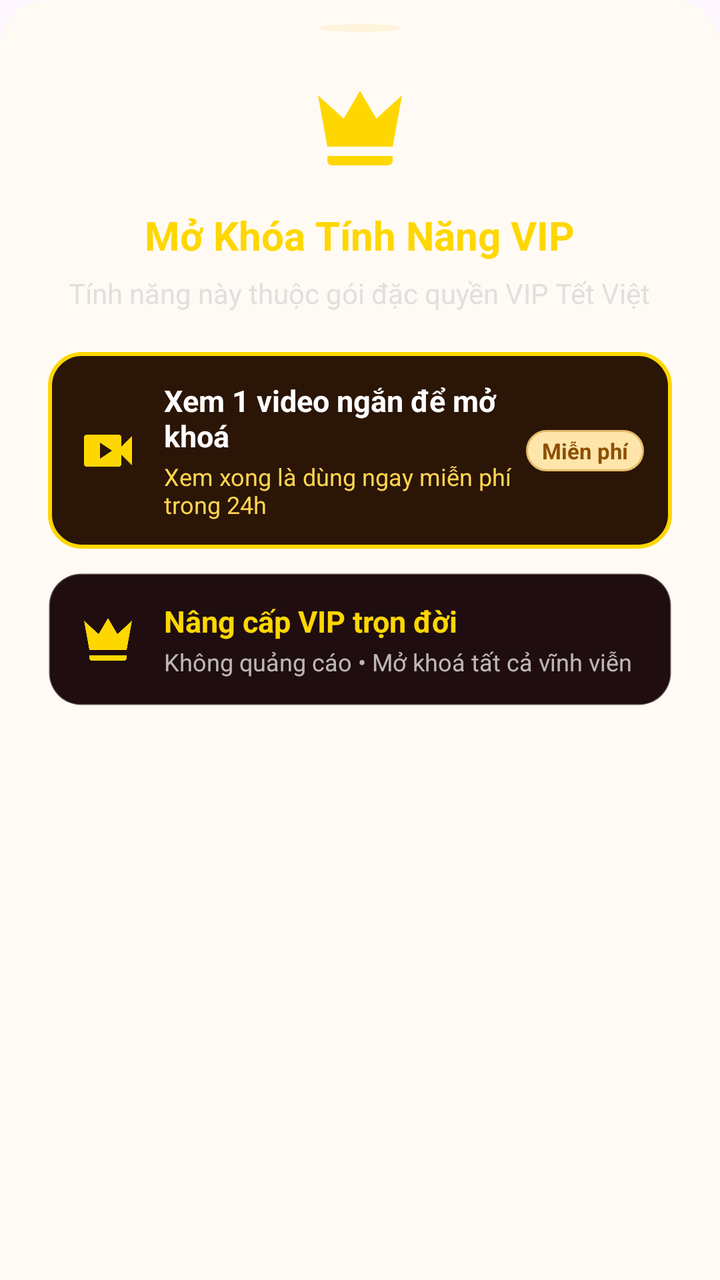
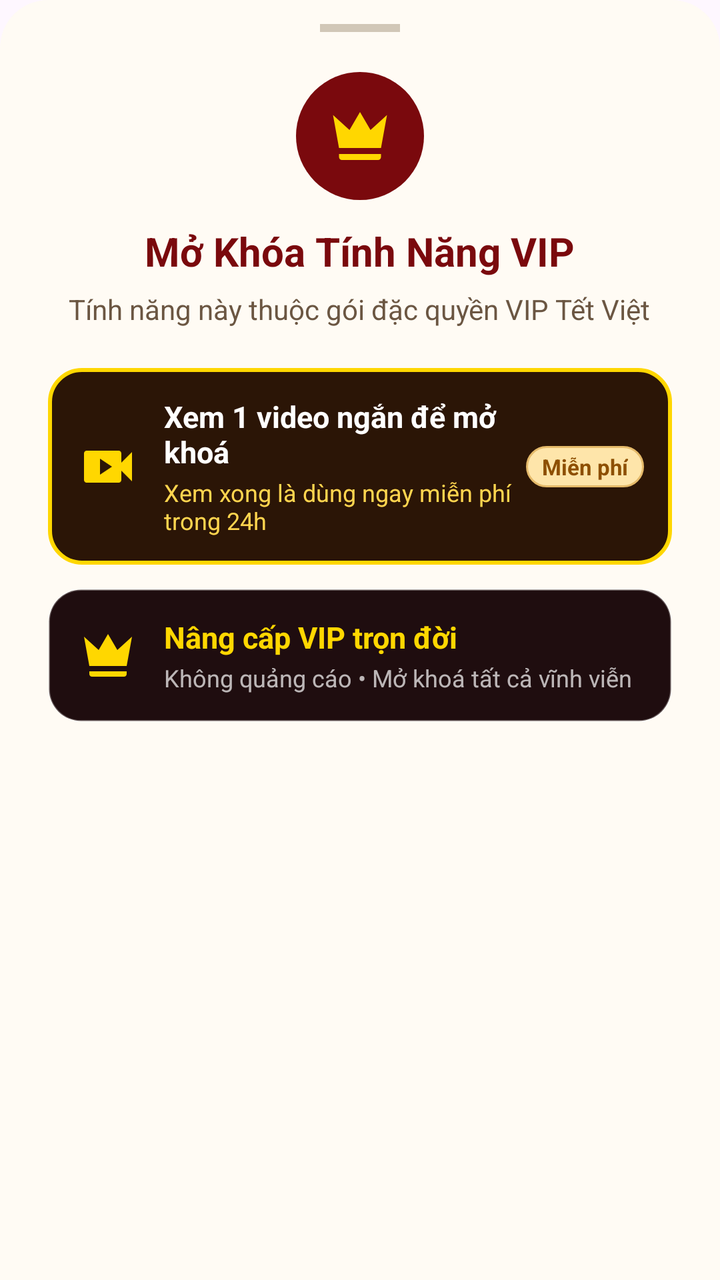

Before-and-after screenshots of an Android layout around one commit, followed by the original layout XML and the change that was made.
<!-- AndroidManifest.xml: application theme Theme.TetViet -->
<!-- res/layout/dialog_unlock_vip_feature.xml -->
<?xml version="1.0" encoding="utf-8"?>
<LinearLayout xmlns:android="http://schemas.android.com/apk/res/android"
    xmlns:app="http://schemas.android.com/apk/res-auto"
    android:layout_width="match_parent"
    android:layout_height="wrap_content"
    android:background="@drawable/bg_bottom_sheet_dialog"
    android:gravity="center_horizontal"
    android:orientation="vertical"
    android:paddingHorizontal="24dp"
    android:paddingTop="12dp"
    android:paddingBottom="28dp">

    
    <View
        android:layout_width="40dp"
        android:layout_height="4dp"
        android:layout_marginBottom="16dp"
        android:background="@drawable/bg_indicator_inactive" />

    
    <ImageView
        android:id="@+id/iv_unlock_icon"
        android:layout_width="56dp"
        android:layout_height="56dp"
        android:layout_marginTop="4dp"
        android:src="@drawable/ic_vip_crown" />

    <TextView
        android:id="@+id/tv_unlock_title"
        android:layout_width="wrap_content"
        android:layout_height="wrap_content"
        android:layout_marginTop="12dp"
        android:gravity="center"
        android:text="@string/dialog_unlock_vip_title"
        android:textColor="#FFD700"
        android:textSize="20sp"
        android:textStyle="bold" />

    <TextView
        android:id="@+id/tv_unlock_feature_name"
        android:layout_width="wrap_content"
        android:layout_height="wrap_content"
        android:layout_marginTop="6dp"
        android:gravity="center"
        android:text="@string/dialog_unlock_vip_subtitle"
        android:textColor="#E0E0E0"
        android:textSize="14sp" />

    
    <androidx.constraintlayout.widget.ConstraintLayout
        android:id="@+id/btn_watch_ad_unlock"
        android:layout_width="match_parent"
        android:layout_height="wrap_content"
        android:layout_marginTop="20dp"
        android:background="@drawable/bg_vip_card_gold"
        android:clickable="true"
        android:focusable="true"
        android:foreground="?attr/selectableItemBackground"
        android:padding="14dp">

        <ImageView
            android:id="@+id/iv_ad_icon"
            android:layout_width="32dp"
            android:layout_height="32dp"
            android:src="@drawable/ic_video_ad"
            app:layout_constraintBottom_toBottomOf="parent"
            app:layout_constraintStart_toStartOf="parent"
            app:layout_constraintTop_toTopOf="parent" />

        <LinearLayout
            android:layout_width="0dp"
            android:layout_height="wrap_content"
            android:layout_marginStart="12dp"
            android:orientation="vertical"
            app:layout_constraintBottom_toBottomOf="parent"
            app:layout_constraintEnd_toStartOf="@+id/badge_ad_free"
            app:layout_constraintStart_toEndOf="@+id/iv_ad_icon"
            app:layout_constraintTop_toTopOf="parent">

            <TextView
                android:layout_width="wrap_content"
                android:layout_height="wrap_content"
                android:text="@string/btn_watch_ad_unlock_title"
                android:textColor="#FFFFFF"
                android:textSize="15sp"
                android:textStyle="bold" />

            <TextView
                android:layout_width="wrap_content"
                android:layout_height="wrap_content"
                android:layout_marginTop="2dp"
                android:text="@string/btn_watch_ad_unlock_desc"
                android:textColor="#FFD54F"
                android:textSize="12sp" />
        </LinearLayout>

        <TextView
            android:id="@+id/badge_ad_free"
            android:layout_width="wrap_content"
            android:layout_height="wrap_content"
            android:background="@drawable/bg_badge_gold"
            android:paddingHorizontal="8dp"
            android:paddingVertical="3dp"
            android:text="@string/badge_free"
            android:textColor="#8D4F00"
            android:textSize="11sp"
            android:textStyle="bold"
            app:layout_constraintBottom_toBottomOf="parent"
            app:layout_constraintEnd_toEndOf="parent"
            app:layout_constraintTop_toTopOf="parent" />
    </androidx.constraintlayout.widget.ConstraintLayout>

    
    <androidx.constraintlayout.widget.ConstraintLayout
        android:id="@+id/btn_go_vip"
        android:layout_width="match_parent"
        android:layout_height="wrap_content"
        android:layout_marginTop="12dp"
        android:background="@drawable/bg_vip_card_unselected"
        android:clickable="true"
        android:focusable="true"
        android:foreground="?attr/selectableItemBackground"
        android:padding="14dp">

        <ImageView
            android:id="@+id/iv_crown_icon"
            android:layout_width="32dp"
            android:layout_height="32dp"
            android:src="@drawable/ic_vip_crown"
            app:layout_constraintBottom_toBottomOf="parent"
            app:layout_constraintStart_toStartOf="parent"
            app:layout_constraintTop_toTopOf="parent" />

        <LinearLayout
            android:layout_width="0dp"
            android:layout_height="wrap_content"
            android:layout_marginStart="12dp"
            android:orientation="vertical"
            app:layout_constraintBottom_toBottomOf="parent"
            app:layout_constraintEnd_toEndOf="parent"
            app:layout_constraintStart_toEndOf="@+id/iv_crown_icon"
            app:layout_constraintTop_toTopOf="parent">

            <TextView
                android:layout_width="wrap_content"
                android:layout_height="wrap_content"
                android:text="@string/btn_upgrade_vip_title"
                android:textColor="#FFD700"
                android:textSize="15sp"
                android:textStyle="bold" />

            <TextView
                android:layout_width="wrap_content"
                android:layout_height="wrap_content"
                android:layout_marginTop="2dp"
                android:text="@string/btn_upgrade_vip_desc"
                android:textColor="#B3FFFFFF"
                android:textSize="12sp" />
        </LinearLayout>
    </androidx.constraintlayout.widget.ConstraintLayout>

</LinearLayout>
<!-- resources referenced by this layout -->
<resources>
  <!-- drawable bg_badge_gold (drawable) -->
  <?xml version="1.0" encoding="utf-8"?>
  <shape xmlns:android="http://schemas.android.com/apk/res/android"
      android:shape="rectangle">
      <corners android:radius="10dp" />
      <solid android:color="#FEE5AA" />
      <stroke
          android:width="1dp"
          android:color="#E5BA6A" />
  </shape>
  <!-- drawable bg_bottom_sheet_dialog (drawable) -->
  <?xml version="1.0" encoding="utf-8"?>
  <shape xmlns:android="http://schemas.android.com/apk/res/android"
      android:shape="rectangle">
      <solid android:color="#FFFBF4" />
      <corners
          android:topLeftRadius="24dp"
          android:topRightRadius="24dp" />
  </shape>
  <!-- drawable bg_indicator_inactive (drawable) -->
  <?xml version="1.0" encoding="utf-8"?>
  <shape xmlns:android="http://schemas.android.com/apk/res/android"
      android:shape="oval">
      <solid android:color="#55FEE5AA" />
  </shape>
  <!-- drawable bg_vip_card_gold (drawable) -->
  <?xml version="1.0" encoding="utf-8"?>
  <shape xmlns:android="http://schemas.android.com/apk/res/android"
      android:shape="rectangle">
      <corners android:radius="16dp" />
      <solid android:color="#2B1506" />
      <stroke
          android:width="2dp"
          android:color="#FFD700" />
  </shape>
  <!-- drawable bg_vip_card_unselected (drawable) -->
  <?xml version="1.0" encoding="utf-8"?>
  <shape xmlns:android="http://schemas.android.com/apk/res/android"
      android:shape="rectangle">
      <corners android:radius="16dp" />
      <solid android:color="#1F0D0F" />
      <stroke
          android:width="1dp"
          android:color="#4DFFFFFF" />
  </shape>
  <!-- drawable ic_video_ad (drawable) -->
  <vector xmlns:android="http://schemas.android.com/apk/res/android"
      android:width="24dp"
      android:height="24dp"
      android:viewportWidth="24"
      android:viewportHeight="24">
      <path
          android:fillColor="#FFD700"
          android:pathData="M17,10.5V7C17,6.45 16.55,6 16,6H4C3.45,6 3,6.45 3,7V17C3,17.55 3.45,18 4,18H16C16.55,18 17,17.55 17,17V13.5L21,17.5V6.5L17,10.5M9,15V9L13.5,12L9,15Z" />
  </vector>
  <!-- drawable ic_vip_crown (drawable) -->
  <vector xmlns:android="http://schemas.android.com/apk/res/android"
      android:width="24dp"
      android:height="24dp"
      android:viewportWidth="24"
      android:viewportHeight="24">
      <path
          android:fillColor="#FFD700"
          android:pathData="M5,16L3,5L8.5,10L12,4L15.5,10L21,5L19,16H5M19,19C19,19.55 18.55,20 18,20H6C5.45,20 5,19.55 5,19V18H19V19Z" />
  </vector>
  <string name="badge_free">Miễn phí</string>
  <string name="btn_upgrade_vip_desc">Không quảng cáo • Mở khoá tất cả vĩnh viễn</string>
  <string name="btn_upgrade_vip_title">Nâng cấp VIP trọn đời</string>
  <string name="btn_watch_ad_unlock_desc">Xem xong là dùng ngay miễn phí trong 24h</string>
  <string name="btn_watch_ad_unlock_title">Xem 1 video ngắn để mở khoá</string>
  <string name="dialog_unlock_vip_subtitle">Tính năng này thuộc gói đặc quyền VIP Tết Việt</string>
  <string name="dialog_unlock_vip_title">Mở Khóa Tính Năng VIP</string>
  <style name="Theme.TetViet" parent="Base.Theme.TetViet" />
  <color name="tet_red_primary">#8A000A</color>
  <color name="tet_gold">#E5B867</color>
  <!-- unchanged entries left out for length: 1 -->
</resources>

<!-- the commit's change to res/layout/dialog_unlock_vip_feature.xml (unified diff, before → after) -->
@@ -10,19 +10,19 @@
     android:paddingTop="12dp"
     android:paddingBottom="28dp">
 
-    
     <View
         android:layout_width="40dp"
         android:layout_height="4dp"
         android:layout_marginBottom="16dp"
-        android:background="@drawable/bg_indicator_inactive" />
+        android:background="#D1C7B7" />
 
-    
-    <ImageView
+    <androidx.appcompat.widget.AppCompatImageView
         android:id="@+id/iv_unlock_icon"
-        android:layout_width="56dp"
-        android:layout_height="56dp"
+        android:layout_width="64dp"
+        android:layout_height="64dp"
         android:layout_marginTop="4dp"
+        android:background="@drawable/bg_vip_crown_circle"
+        android:padding="14dp"
         android:src="@drawable/ic_vip_crown" />
 
     <TextView
@@ -32,7 +32,7 @@
         android:layout_marginTop="12dp"
         android:gravity="center"
         android:text="@string/dialog_unlock_vip_title"
-        android:textColor="#FFD700"
+        android:textColor="#7A090D"
         android:textSize="20sp"
         android:textStyle="bold" />
 
@@ -43,10 +43,43 @@
         android:layout_marginTop="6dp"
         android:gravity="center"
         android:text="@string/dialog_unlock_vip_subtitle"
-        android:textColor="#E0E0E0"
+        android:textColor="#6B5642"
         android:textSize="14sp" />
 
     
+    <LinearLayout
+        android:id="@+id/layout_unlock_preview"
+        android:layout_width="match_parent"
+        android:layout_height="wrap_content"
+        android:layout_marginTop="16dp"
+        android:background="@drawable/bg_vip_font_preview"
+        android:gravity="center_horizontal"
+        android:orientation="vertical"
+        android:paddingHorizontal="16dp"
+        android:paddingVertical="12dp"
+        android:visibility="gone">
+
+        <TextView
+            android:layout_width="wrap_content"
+            android:layout_height="wrap_content"
+            android:letterSpacing="0.06"
+            android:text="@string/dialog_vip_font_preview_label"
+            android:textAllCaps="true"
+            android:textColor="#E5B867"
+            android:textSize="11sp" />
+
+        <TextView
+            android:id="@+id/tv_unlock_preview"
+            android:layout_width="wrap_content"
+            android:layout_height="wrap_content"
+            android:layout_marginTop="6dp"
+            android:ellipsize="end"
+            android:gravity="center"
+            android:maxLines="2"
+            android:textColor="#FFD86B"
+            android:textSize="32sp" />
+    </LinearLayout>
+
     <androidx.constraintlayout.widget.ConstraintLayout
         android:id="@+id/btn_watch_ad_unlock"
         android:layout_width="match_parent"
@@ -58,7 +91,7 @@
         android:foreground="?attr/selectableItemBackground"
         android:padding="14dp">
 
-        <ImageView
+        <androidx.appcompat.widget.AppCompatImageView
             android:id="@+id/iv_ad_icon"
             android:layout_width="32dp"
             android:layout_height="32dp"
@@ -110,7 +143,6 @@
             app:layout_constraintTop_toTopOf="parent" />
     </androidx.constraintlayout.widget.ConstraintLayout>
 
-    
     <androidx.constraintlayout.widget.ConstraintLayout
         android:id="@+id/btn_go_vip"
         android:layout_width="match_parent"
@@ -122,7 +154,7 @@
         android:foreground="?attr/selectableItemBackground"
         android:padding="14dp">
 
-        <ImageView
+        <androidx.appcompat.widget.AppCompatImageView
             android:id="@+id/iv_crown_icon"
             android:layout_width="32dp"
             android:layout_height="32dp"
<!-- resource entries referenced after the edit -->
@@ -19,12 +19,6 @@
           android:topLeftRadius="24dp"
           android:topRightRadius="24dp" />
   </shape>
-  <!-- drawable bg_indicator_inactive (drawable) -->
-  <?xml version="1.0" encoding="utf-8"?>
-  <shape xmlns:android="http://schemas.android.com/apk/res/android"
-      android:shape="oval">
-      <solid android:color="#55FEE5AA" />
-  </shape>
   <!-- drawable bg_vip_card_gold (drawable) -->
   <?xml version="1.0" encoding="utf-8"?>
   <shape xmlns:android="http://schemas.android.com/apk/res/android"
@@ -44,6 +38,23 @@
       <stroke
           android:width="1dp"
           android:color="#4DFFFFFF" />
+  </shape>
+  <!-- drawable bg_vip_crown_circle (drawable) -->
+  <?xml version="1.0" encoding="utf-8"?>
+  <shape xmlns:android="http://schemas.android.com/apk/res/android" android:shape="oval">
+      <solid android:color="#7A090D" />
+  </shape>
+  <!-- drawable bg_vip_font_preview (drawable) -->
+  <?xml version="1.0" encoding="utf-8"?>
+  <shape xmlns:android="http://schemas.android.com/apk/res/android" android:shape="rectangle">
+      <gradient
+          android:angle="0"
+          android:endColor="#4A2208"
+          android:startColor="#2B1506" />
+      <corners android:radius="16dp" />
+      <stroke
+          android:width="1.5dp"
+          android:color="#E5B867" />
   </shape>
   <!-- drawable ic_video_ad (drawable) -->
   <vector xmlns:android="http://schemas.android.com/apk/res/android"
@@ -72,6 +83,7 @@
   <string name="btn_watch_ad_unlock_title">Xem 1 video ngắn để mở khoá</string>
   <string name="dialog_unlock_vip_subtitle">Tính năng này thuộc gói đặc quyền VIP Tết Việt</string>
   <string name="dialog_unlock_vip_title">Mở Khóa Tính Năng VIP</string>
+  <string name="dialog_vip_font_preview_label">Xem trước lời chúc của bạn</string>
   <style name="Theme.TetViet" parent="Base.Theme.TetViet" />
   <color name="tet_red_primary">#8A000A</color>
   <color name="tet_gold">#E5B867</color>
